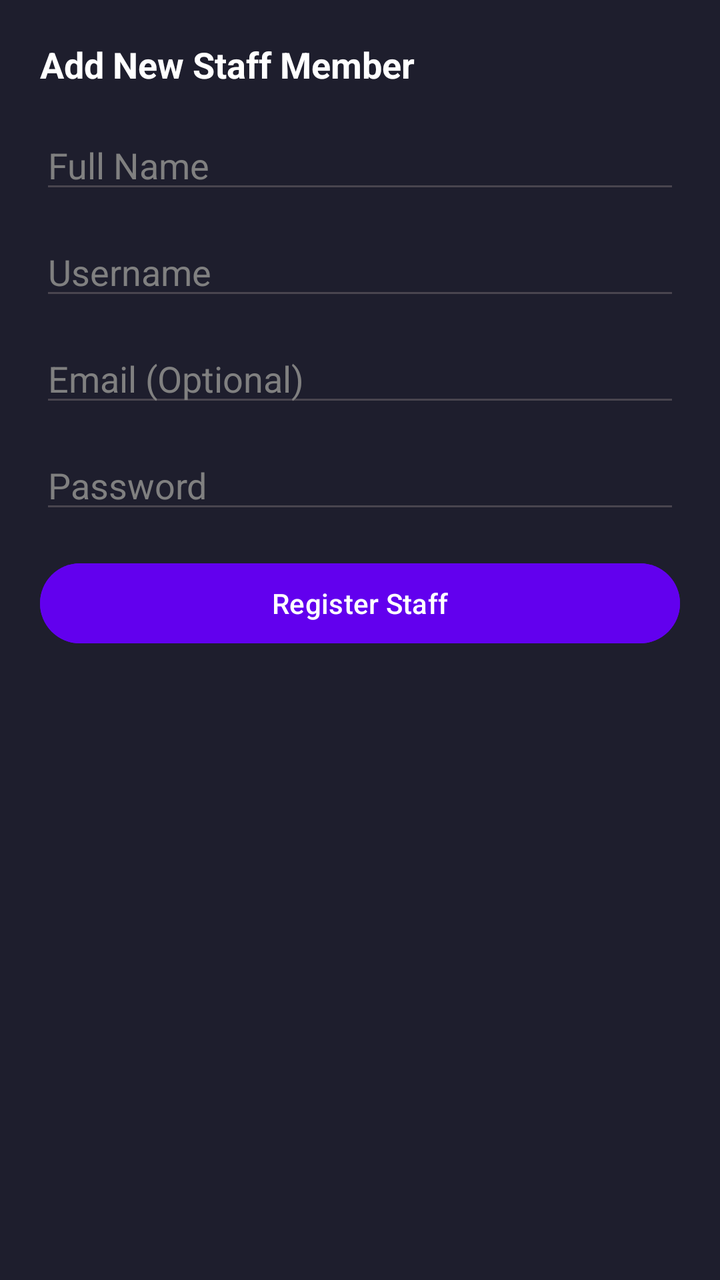
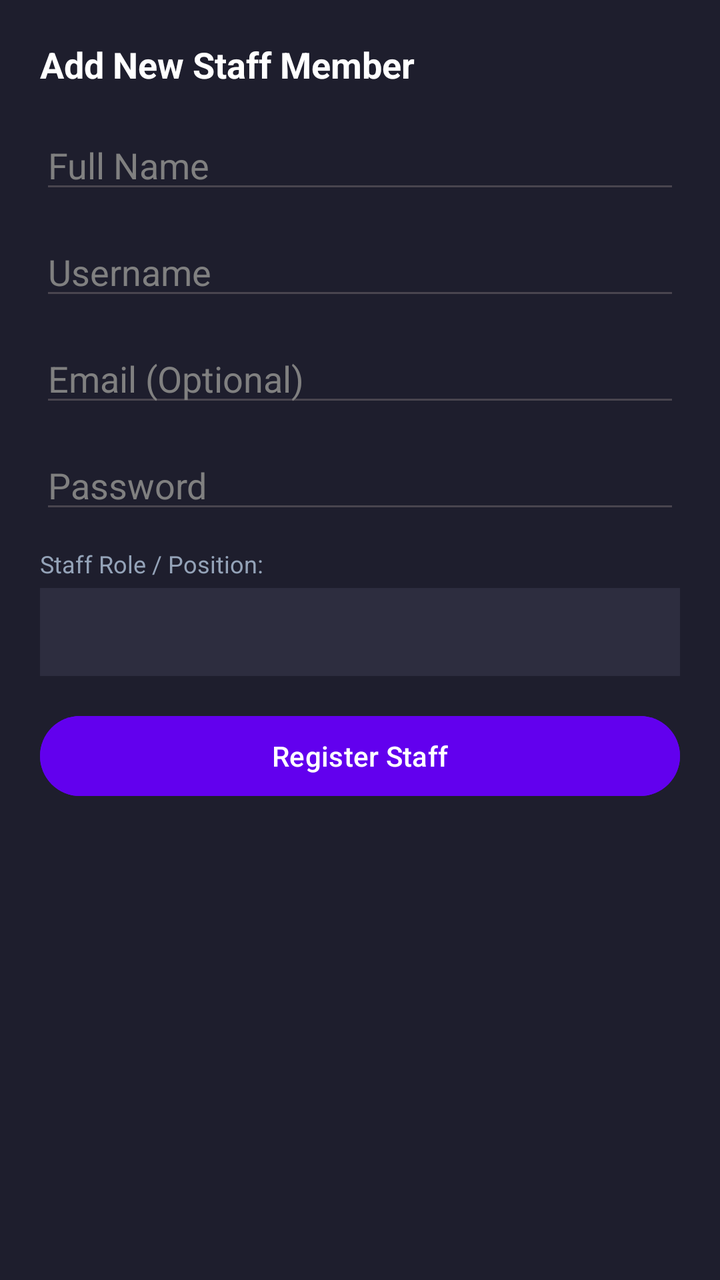

Compare the two renders of this Android layout. The source of the first and the diff that turns it into the second are given below.
<!-- AndroidManifest.xml: application theme Theme.StockEase -->
<!-- res/layout/dialog_add_staff.xml -->
<?xml version="1.0" encoding="utf-8"?>
<LinearLayout xmlns:android="http://schemas.android.com/apk/res/android"
    android:layout_width="match_parent"
    android:layout_height="wrap_content"
    android:orientation="vertical"
    android:padding="20dp"
    android:background="#1E1E2D">

    <TextView
        android:layout_width="wrap_content"
        android:layout_height="wrap_content"
        android:text="Add New Staff Member"
        android:textColor="#FFFFFF"
        android:textSize="18sp"
        android:textStyle="bold"
        android:layout_marginBottom="16dp" />

    <EditText
        android:id="@+id/etFullName"
        android:layout_width="match_parent"
        android:layout_height="wrap_content"
        android:hint="Full Name"
        android:textColor="#FFFFFF"
        android:textColorHint="#808080"
        android:layout_marginBottom="12dp" />

    <EditText
        android:id="@+id/etUsername"
        android:layout_width="match_parent"
        android:layout_height="wrap_content"
        android:hint="Username"
        android:textColor="#FFFFFF"
        android:textColorHint="#808080"
        android:layout_marginBottom="12dp" />

    <EditText
        android:id="@+id/etEmail"
        android:layout_width="match_parent"
        android:layout_height="wrap_content"
        android:hint="Email (Optional)"
        android:inputType="textEmailAddress"
        android:textColor="#FFFFFF"
        android:textColorHint="#808080"
        android:layout_marginBottom="12dp" />

    <EditText
        android:id="@+id/etPassword"
        android:layout_width="match_parent"
        android:layout_height="wrap_content"
        android:hint="Password"
        android:inputType="textPassword"
        android:textColor="#FFFFFF"
        android:textColorHint="#808080"
        android:layout_marginBottom="16dp" />

    <Button
        android:id="@+id/btnSaveStaff"
        android:layout_width="match_parent"
        android:layout_height="wrap_content"
        android:text="Register Staff"
        android:textColor="#FFFFFF"
        android:backgroundTint="#6200EE" />

</LinearLayout>
<!-- resources referenced by this layout -->
<resources>
  <style name="Theme.StockEase" parent="Base.Theme.StockEase" />
  <style name="Base.Theme.StockEase" parent="Theme.Material3.DayNight.NoActionBar">
          
          
      </style>
</resources>

<!-- the commit's change to res/layout/dialog_add_staff.xml (unified diff, before → after) -->
@@ -51,6 +51,21 @@
         android:inputType="textPassword"
         android:textColor="#FFFFFF"
         android:textColorHint="#808080"
+        android:layout_marginBottom="12dp" />
+
+    <TextView
+        android:layout_width="wrap_content"
+        android:layout_height="wrap_content"
+        android:text="Staff Role / Position:"
+        android:textColor="#94A3B8"
+        android:textSize="12sp"
+        android:layout_marginBottom="4dp" />
+
+    <Spinner
+        android:id="@+id/spinnerStaffRole"
+        android:layout_width="match_parent"
+        android:layout_height="44dp"
+        android:background="#2D2D3F"
         android:layout_marginBottom="16dp" />
 
     <Button
